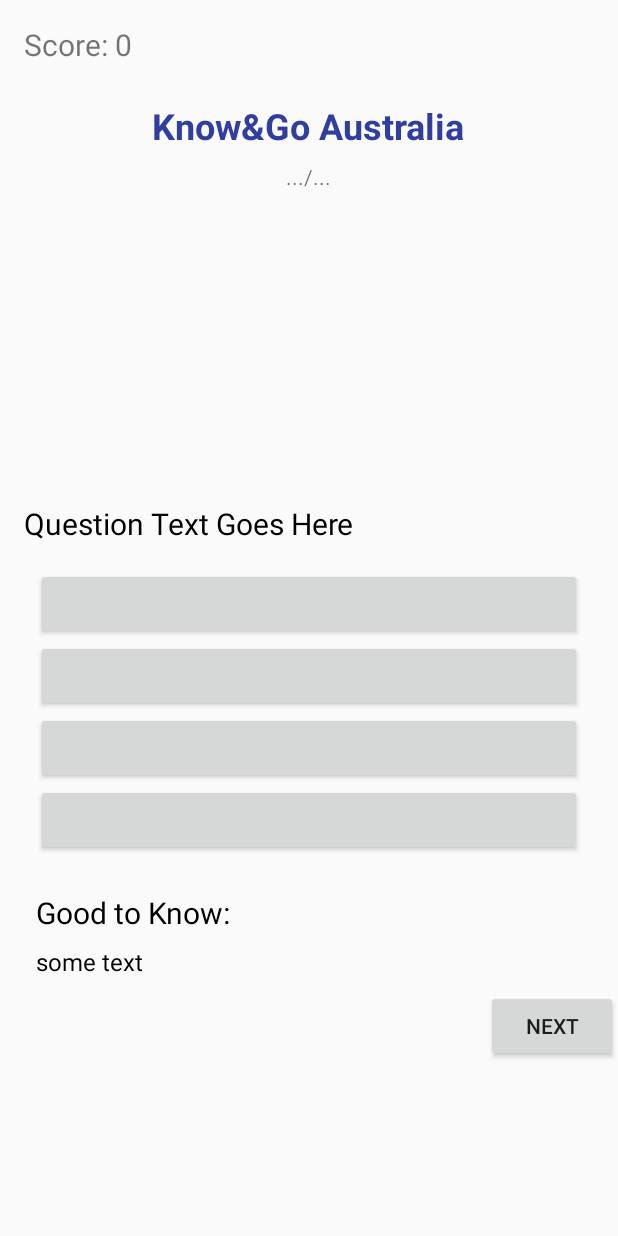
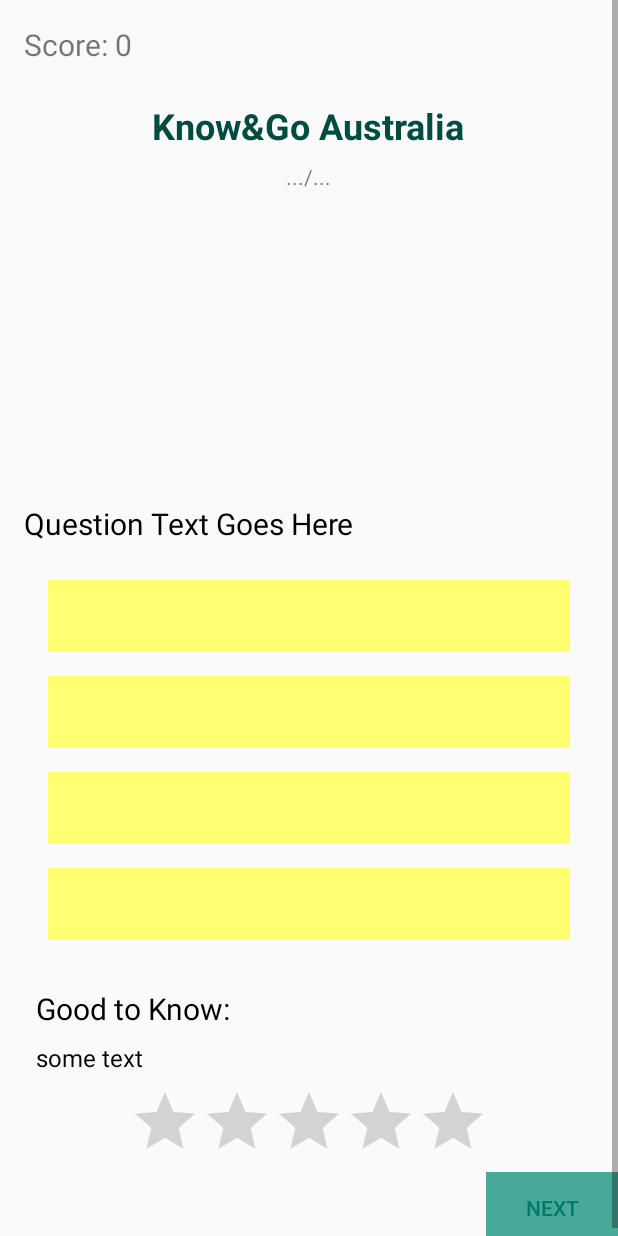
Before and after one commit to Anel-89/K-GoAU-Demo, an Android app: the layout activity_quiz.xml on its own in the app's theme, with its tools: preview values and no code run, on a phone screen of 412 x 824 dp. Run offline under Robolectric (Android 15) with nearby library versions, the phone set to English and light mode, and no system bars.

Commit message:
added RatingBar

```diff
--- a/app/src/main/java/com/lenamunir/knowgoaustralia/QuizActivity.java
+++ b/app/src/main/java/com/lenamunir/knowgoaustralia/QuizActivity.java
@@ -1,11 +1,13 @@
 package com.lenamunir.knowgoaustralia;
 
+import android.graphics.Color;
 import android.support.v7.app.AppCompatActivity;
 import android.os.Bundle;
 import android.view.View;
 import android.widget.Button;
 import android.widget.ImageView;
 import android.widget.LinearLayout;
+import android.widget.RatingBar;
 import android.widget.TextView;
 import android.widget.Toast;
 
@@ -27,6 +29,7 @@
     private LinearLayout mDetailedAnswerView;
     private TextView mFact;
     private TextView mScoreTextView;
+    private RatingBar mRatingBar;
 
 
     private List<QuestionBank> mQuestionList;
@@ -55,6 +58,7 @@
         mDetailedAnswerView = findViewById(R.id.detail_answer);
         mFact = findViewById(R.id.answer_detail_view);
         mScoreTextView = findViewById(R.id.score);
+        mRatingBar = findViewById(R.id.ratingBar);
 
 
 
@@ -78,19 +82,22 @@
         mNextButton.setEnabled(false);
 
 
+
         View.OnClickListener answerChecker = new View.OnClickListener() {
             @Override
             public void onClick(View view) {
                 if (view.getTag() != null && view.getTag().equals(mCorrectAnswer)) {
-                    Toast.makeText(QuizActivity.this, "Correct!", Toast.LENGTH_SHORT).show();
+                    view.setBackgroundColor(getResources().getColor(R.color.colorButtonCorrectAns));
                     mDetailedAnswerView.setVisibility(View.VISIBLE);
+                    mRatingBar.setVisibility(View.VISIBLE);
                     mNextButton.setEnabled(true);
                     mScore++;
                     mScoreTextView.setText("Score: " + mScore);
 
 
                 } else {
-                    Toast.makeText(QuizActivity.this, "Wrong", Toast.LENGTH_SHORT).show();
+                   view.setBackgroundColor(getResources().getColor(R.color.colorButtonWrongAns));
+
                     }
             }
         };
@@ -98,6 +105,13 @@
         mChoice2.setOnClickListener(answerChecker);
         mChoice3.setOnClickListener(answerChecker);
         mChoice4.setOnClickListener(answerChecker);
+
+        mRatingBar.setOnRatingBarChangeListener(new RatingBar.OnRatingBarChangeListener() {
+            @Override
+            public void onRatingChanged(RatingBar ratingBar, float rating, boolean fromUser) {
+
+            }
+        });
 
 
 
@@ -108,6 +122,11 @@
 
             if (mQuestCount < mTotalQuestions){
             mCurrentQuestion = mQuestionList.get(mQuestCount);
+
+            mChoice1.setBackgroundColor(Color.TRANSPARENT); // try like this to bring back to default color
+            mChoice2.setBackgroundColor(getResources().getColor(R.color.colorSecondary));
+            mChoice3.setBackgroundColor(getResources().getColor(R.color.colorSecondary));
+            mChoice4.setBackgroundColor(getResources().getColor(R.color.colorSecondary));
 
             mQuestionText.setText(mCurrentQuestion.getQText());
             mQuestionImage.setImageResource(mCurrentQuestion.getQImg());
@@ -128,6 +147,8 @@
             mIsAnswered = false;
             mDetailedAnswerView.setVisibility(View.GONE);
             mNextButton.setEnabled(false);
+            mRatingBar.setRating(0);
+            mRatingBar.setVisibility(View.GONE);
 
 
         }else{
--- a/app/src/main/res/layout-land/activity_quiz.xml
+++ b/app/src/main/res/layout-land/activity_quiz.xml
@@ -1,5 +1,5 @@
 <?xml version="1.0" encoding="utf-8"?>
-<FrameLayout xmlns:android="http://schemas.android.com/apk/res/android"
+<RelativeLayout xmlns:android="http://schemas.android.com/apk/res/android"
     xmlns:tools="http://schemas.android.com/tools"
     android:layout_width="match_parent"
     android:layout_height="match_parent">
@@ -14,6 +14,14 @@
             android:layout_height="wrap_content"
             android:layout_gravity="top|center"
             android:orientation="vertical">
+
+            <TextView
+                android:id="@+id/score"
+                android:layout_width="wrap_content"
+                android:layout_height="wrap_content"
+                android:padding="16dp"
+                android:text="@string/score"
+                android:textSize="20sp" />
 
             <TextView
                 android:layout_width="wrap_content"
@@ -42,7 +50,8 @@
                 android:layout_gravity="center_horizontal"
                 android:paddingBottom="8dp"
                 android:scaleType="fitCenter"
-                android:visibility="visible" />
+                android:visibility="visible"
+                android:contentDescription="TODO" />
 
             <TextView
                 android:id="@+id/question_text"
@@ -66,22 +75,30 @@
                 <Button
                     android:id="@+id/bttn_ans_a"
                     android:layout_width="match_parent"
-                    android:layout_height="wrap_content" />
+                    android:layout_height="wrap_content"
+                    android:layout_margin="8dp"
+                    android:theme="@style/PrimaryFlatButton"/>
 
                 <Button
                     android:id="@+id/bttn_ans_b"
                     android:layout_width="match_parent"
-                    android:layout_height="wrap_content" />
+                    android:layout_height="wrap_content"
+                    android:layout_margin="8dp"
+                    android:theme="@style/PrimaryFlatButton"/>
 
                 <Button
                     android:id="@+id/bttn_ans_c"
                     android:layout_width="match_parent"
-                    android:layout_height="wrap_content" />
+                    android:layout_height="wrap_content"
+                    android:layout_margin="8dp"
+                    android:theme="@style/PrimaryFlatButton"/>
 
                 <Button
                     android:id="@+id/bttn_ans_d"
                     android:layout_width="match_parent"
-                    android:layout_height="wrap_content" />
+                    android:layout_height="wrap_content"
+                    android:layout_margin="8dp"
+                    android:theme="@style/PrimaryFlatButton"/>
 
             </LinearLayout>
 
@@ -94,8 +111,7 @@
                 android:paddingEnd="16dp"
                 android:paddingLeft="16dp"
                 android:paddingRight="16dp"
-                android:paddingStart="16dp"
-                android:visibility="gone">
+                android:paddingStart="16dp">
 
                 <TextView
                     android:layout_width="match_parent"
@@ -117,18 +133,29 @@
                     android:textSize="16sp"
                     tools:text="some text" />
 
+            </LinearLayout>
 
-            </LinearLayout>
+            <RatingBar
+                android:id="@+id/ratingBar"
+                android:layout_width="wrap_content"
+                android:layout_height="wrap_content"
+                android:layout_gravity="center_horizontal"
+                android:numStars="5"
+                android:rating="0"
+                android:stepSize="1"
+                />
+
 
             <Button
                 android:id="@+id/next_button"
                 android:layout_width="wrap_content"
                 android:layout_height="wrap_content"
                 android:layout_gravity="end"
-                android:text="@string/next_bttn" />
-
+                android:text="@string/next_bttn"
+                android:theme="@style/PrimaryFlatButton"
+                />
         </LinearLayout>
 
 
     </ScrollView>
-</FrameLayout>
+</RelativeLayout>
--- a/app/src/main/res/layout/activity_quiz.xml
+++ b/app/src/main/res/layout/activity_quiz.xml
@@ -1,5 +1,5 @@
 <?xml version="1.0" encoding="utf-8"?>
-<FrameLayout xmlns:android="http://schemas.android.com/apk/res/android"
+<RelativeLayout xmlns:android="http://schemas.android.com/apk/res/android"
     xmlns:tools="http://schemas.android.com/tools"
     android:layout_width="match_parent"
     android:layout_height="match_parent">
@@ -75,25 +75,29 @@
                     android:id="@+id/bttn_ans_a"
                     android:layout_width="match_parent"
                     android:layout_height="wrap_content"
-                    android:theme="@style/PrimaryFlatButton"/>
+                    style="@style/AnswersButton"
+                    android:theme="@style/PrimaryFlatButton" />
 
                 <Button
                     android:id="@+id/bttn_ans_b"
                     android:layout_width="match_parent"
                     android:layout_height="wrap_content"
-                    android:theme="@style/PrimaryFlatButton"/>/>
+                    style="@style/AnswersButton"
+                    android:theme="@style/PrimaryFlatButton"/>
 
                 <Button
                     android:id="@+id/bttn_ans_c"
                     android:layout_width="match_parent"
                     android:layout_height="wrap_content"
-                    android:theme="@style/PrimaryFlatButton"/>/>
+                    style="@style/AnswersButton"
+                    android:theme="@style/PrimaryFlatButton"/>
 
                 <Button
                     android:id="@+id/bttn_ans_d"
                     android:layout_width="match_parent"
                     android:layout_height="wrap_content"
-                    android:theme="@style/PrimaryFlatButton"/>/>
+                    style="@style/AnswersButton"
+                    android:theme="@style/PrimaryFlatButton"/>
 
             </LinearLayout>
 
@@ -128,8 +132,18 @@
                     android:textSize="16sp"
                     tools:text="some text" />
 
+                </LinearLayout>
 
-            </LinearLayout>
+            <RatingBar
+                android:id="@+id/ratingBar"
+                android:layout_width="wrap_content"
+                android:layout_height="wrap_content"
+                android:layout_gravity="center_horizontal"
+                android:numStars="5"
+                android:rating="0"
+                android:stepSize="1"
+              />
+
 
             <Button
                 android:id="@+id/next_button"
@@ -137,10 +151,11 @@
                 android:layout_height="wrap_content"
                 android:layout_gravity="end"
                 android:text="@string/next_bttn"
-                android:theme="@style/PrimaryFlatButton"/>/>
-
+                android:background="@color/colorPrimaryLight"
+                android:theme="@style/PrimaryFlatButton"
+                />
         </LinearLayout>
 
 
     </ScrollView>
-</FrameLayout>
+</RelativeLayout>
--- a/app/src/main/res/layout/starting_page.xml
+++ b/app/src/main/res/layout/starting_page.xml
@@ -2,21 +2,25 @@
 
     <RelativeLayout xmlns:android="http://schemas.android.com/apk/res/android"
 
+
         android:layout_width="match_parent"
         android:layout_height="match_parent"
-        android:padding="16dp">
+       android:paddingBottom="8dp">
 
-    <TextView
-        android:layout_width="match_parent"
-        android:layout_height="wrap_content"
-        android:text="Hello"/>
+    <include
+        layout="@layout/toolbar"
+        android:id="@+id/toolbar"/>
 
     <Button
         android:id="@+id/start_button"
         android:layout_width="wrap_content"
         android:layout_height="wrap_content"
-        android:layout_centerInParent="true"
+        android:layout_alignParentBottom="true"
+        android:layout_centerHorizontal="true"
+        android:layout_marginBottom="197dp"
         android:text="@string/start_button"
         android:textStyle="bold" />
 
+
+
 </RelativeLayout>
--- /dev/null
+++ b/app/src/main/res/layout/toolbar.xml
@@ -0,0 +1,9 @@
+<?xml version="1.0" encoding="utf-8"?>
+<android.support.v7.widget.Toolbar xmlns:android="http://schemas.android.com/apk/res/android"
+    android:layout_width="match_parent"
+    android:layout_height="wrap_content"
+    android:background="@color/colorPrimary"
+    android:elevation="4dp"
+    >
+
+</android.support.v7.widget.Toolbar>
--- a/app/src/main/res/values/colors.xml
+++ b/app/src/main/res/values/colors.xml
@@ -1,6 +1,14 @@
 <?xml version="1.0" encoding="utf-8"?>
 <resources>
-    <color name="colorPrimary">#3F51B5</color>
-    <color name="colorPrimaryDark">#303F9F</color>
-    <color name="colorAccent">#FF4081</color>
-</resources>
+    <color name="colorPrimary">#00796b</color>
+    <color name="colorPrimaryDark">#004c40</color>
+    <color name="colorPrimaryLight">#48a999</color>
+    <color name="colorSecondary">#ffff72</color>
+    <color name="colorAccent">#FF4030</color>
+
+    <color name="colorButtonWrongAns">#F44336</color>
+    <color name="colorButtonCorrectAns">#1DE9B6</color>
+    <color name="colorButtonDefault">#FFB300</color>
+    <color name="colorText">#000000</color>
+
+  </resources>
--- a/app/src/main/res/values/styles.xml
+++ b/app/src/main/res/values/styles.xml
@@ -1,11 +1,25 @@
 <resources>
 
     <!-- Base application theme. -->
-    <style name="AppTheme" parent="Theme.AppCompat.Light.DarkActionBar">
+    <style name="AppTheme" parent="Theme.AppCompat.Light.NoActionBar">
         <!-- Customize your theme here. -->
         <item name="colorPrimary">@color/colorPrimary</item>
         <item name="colorPrimaryDark">@color/colorPrimaryDark</item>
+
         <item name="colorAccent">@color/colorAccent</item>
     </style>
 
+    <style name="PrimaryFlatButton" parent="Theme.AppCompat.Light">
+        <item name="android:buttonStyle">@style/Widget.AppCompat.Button.Borderless.Colored</item>
+        <item name="colorControlHighlight">@color/colorAccent</item>
+        <item name="colorAccent">@color/colorPrimary</item>
+    </style>
+
+    <style name="AnswersButton">
+        <item name="android:background">@color/colorSecondary</item>
+        <item name="android:textColor">@color/colorText</item>
+        <item name="android:layout_margin">8dp</item>
+
+    </style>
+
 </resources>
```
